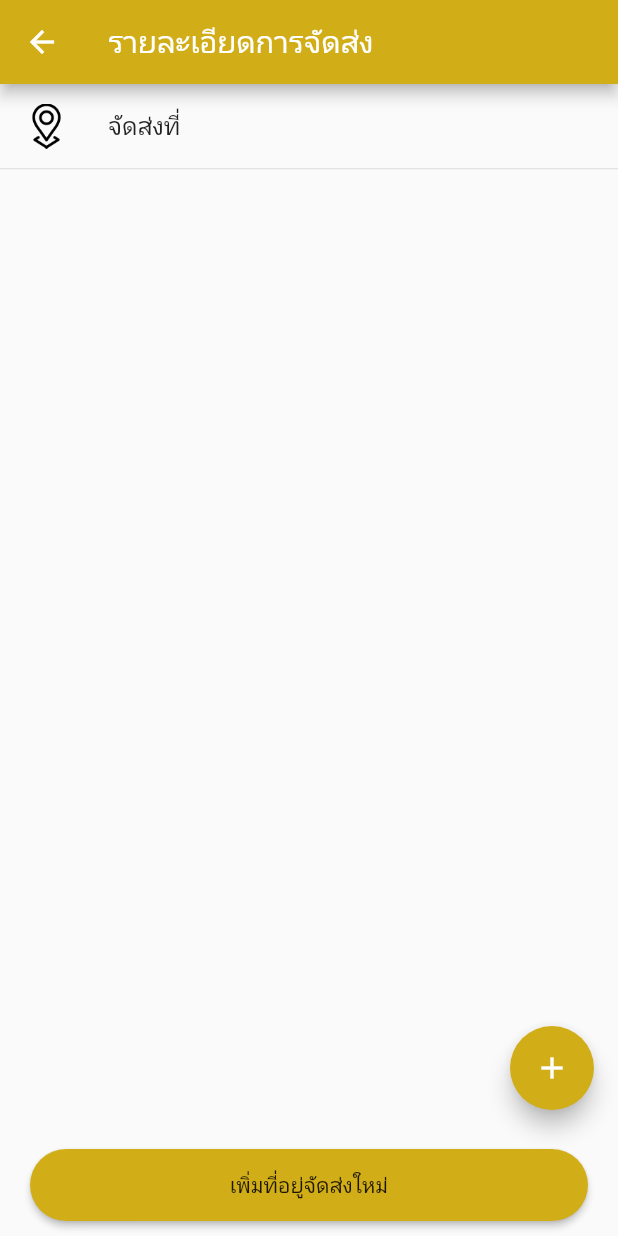
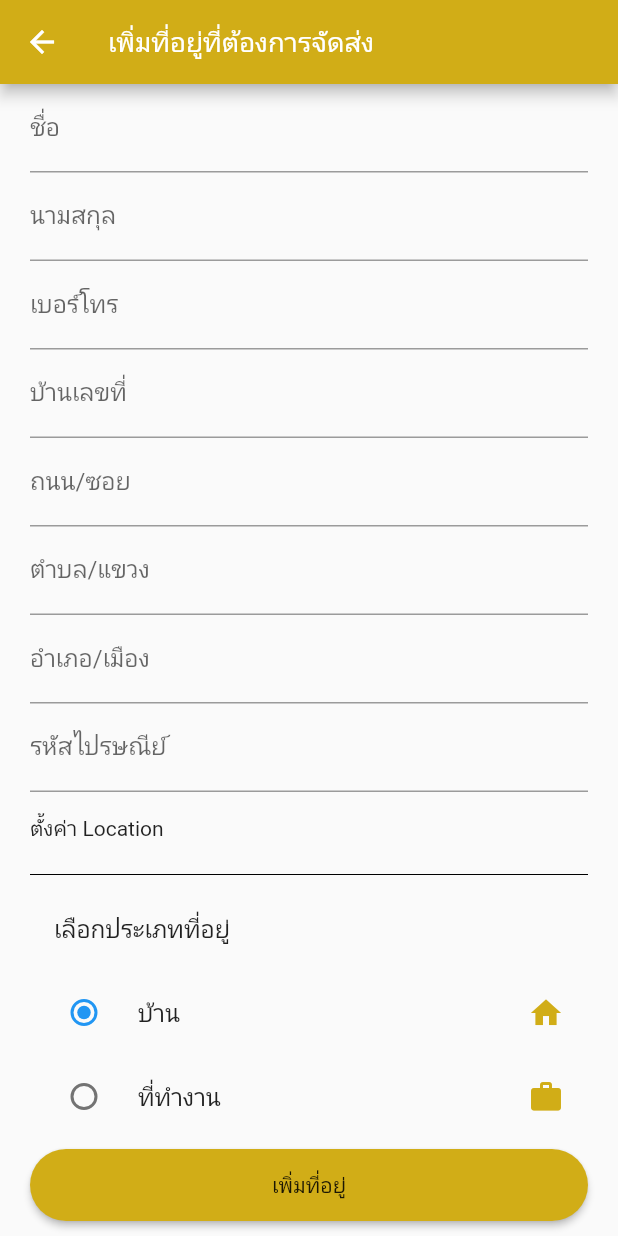
Before and after one commit to Powarut/test_project, a Flutter app: the DeliveryDetails screen opened directly, after a tap on the "add" icon, on a phone screen of 412 x 824 dp. Run offline on Flutter 3.47's test engine with Material 2 defaults, Android fonts, the phone set to English and light mode, and no system bars; our stand-ins replace cloud_firestore, file_picker, firebase_auth, firebase_core, firebase_storage, fluttertoast and 5 more; missing offline and left inert: qrscan; accounts and stored records are empty.

Commit message:
Initial commit

```diff
--- a/lib/Model/ow_create.dart
+++ b/lib/Model/ow_create.dart
@@ -169,7 +169,7 @@ class _Ow_createState extends State<Ow_create> {
     await Firebase.initializeApp();
     return await FirebaseFirestore.instance
         .collection("Food")
-        .doc("docID")
+        .doc()
         .get();
   }
 }
--- a/lib/screens/check_out_delivery_details/address_delivery/add_address_delivery.dart
+++ b/lib/screens/check_out_delivery_details/address_delivery/add_address_delivery.dart
@@ -5,12 +5,11 @@ import 'package:test_project/providers/check_out_provider.dart';
 import 'package:test_project/screens/check_out_delivery_details/google_map/google_map.dart';
 import 'package:test_project/widgets/costom_text_field.dart';
 
-class AddDeliveryAddressState extends StatefulWidget {
-  const AddDeliveryAddressState({Key? key}) : super(key: key);
+class AddDeliveryAddress extends StatefulWidget {
 
   @override
-  State<AddDeliveryAddressState> createState() =>
-      _AddDeliveryAddressStateState();
+  State<AddDeliveryAddress> createState() =>
+      _AddDeliveryAddressState();
 }
 
 enum AddressTypes {
@@ -19,7 +18,7 @@ enum AddressTypes {
   Other,
 }
 
-class _AddDeliveryAddressStateState extends State<AddDeliveryAddressState> {
+class _AddDeliveryAddressState extends State<AddDeliveryAddress> {
   var myType = AddressTypes.Home;
   @override
   Widget build(BuildContext context) {
@@ -110,7 +109,9 @@ class _AddDeliveryAddressStateState extends State<AddDeliveryAddressState> {
                   mainAxisAlignment: MainAxisAlignment.center,
                   crossAxisAlignment: CrossAxisAlignment.start,
                   children: [
-                    Text("ตั้งค่า Location"),
+                    checkoutProvider.setLocation == null
+                        ? Text("ตั้งค่า Location")
+                        : Text("เรียบร้อย!"),
                   ],
                 ),
               ),
--- a/lib/screens/check_out_delivery_details/delivery_details.dart
+++ b/lib/screens/check_out_delivery_details/delivery_details.dart
@@ -6,12 +6,12 @@ import 'package:test_project/screens/check_out_delivery_details/single_delivery_
 
 class DeliveryDetails extends StatelessWidget {
   List<Widget> address = [
-    // SingleDeliveryItem(
-    //   address: "56/3 อ.เมืองเอก ต.หลักหก จ.ปทุมธานี 22140",
-    //   title: "สมพงษ์ คำเหล่า",
-    //   number: "0988641234",
-    //   addressType: "Home",
-    // ),
+    SingleDeliveryItem(
+      address: "56/3 อ.เมืองเอก ต.หลักหก จ.ปทุมธานี 22140",
+      title: "สมพงษ์ คำเหล่า",
+      number: "0988641234",
+      addressType: "Home",
+    ),
   ];
   @override
   Widget build(BuildContext context) {
@@ -23,21 +23,27 @@ class DeliveryDetails extends StatelessWidget {
       floatingActionButton: FloatingActionButton(
         backgroundColor: memberColor,
         child: Icon(Icons.add),
-        onPressed: () {},
+        onPressed: () {
+          Navigator.of(context).push(
+            MaterialPageRoute(
+              builder: (context) => AddDeliveryAddress(),
+            ),
+          );
+        },
       ),
       bottomNavigationBar: Container(
         height: 48,
         // width :160,
         margin: EdgeInsets.symmetric(vertical: 10, horizontal: 20),
         child: MaterialButton(
-          child: address .isEmpty
+          child: address.isEmpty
               ? Text("เพิ่มที่อยู่จัดส่งใหม่")
               : Text("ชำระเงิน"),
           onPressed: () {
             address.isEmpty
                 ? Navigator.of(context).push(
                     MaterialPageRoute(
-                      builder: (context) => AddDeliveryAddressState(),
+                      builder: (context) => AddDeliveryAddress(),
                     ),
                   )
                 : Navigator.of(context).push(
```
